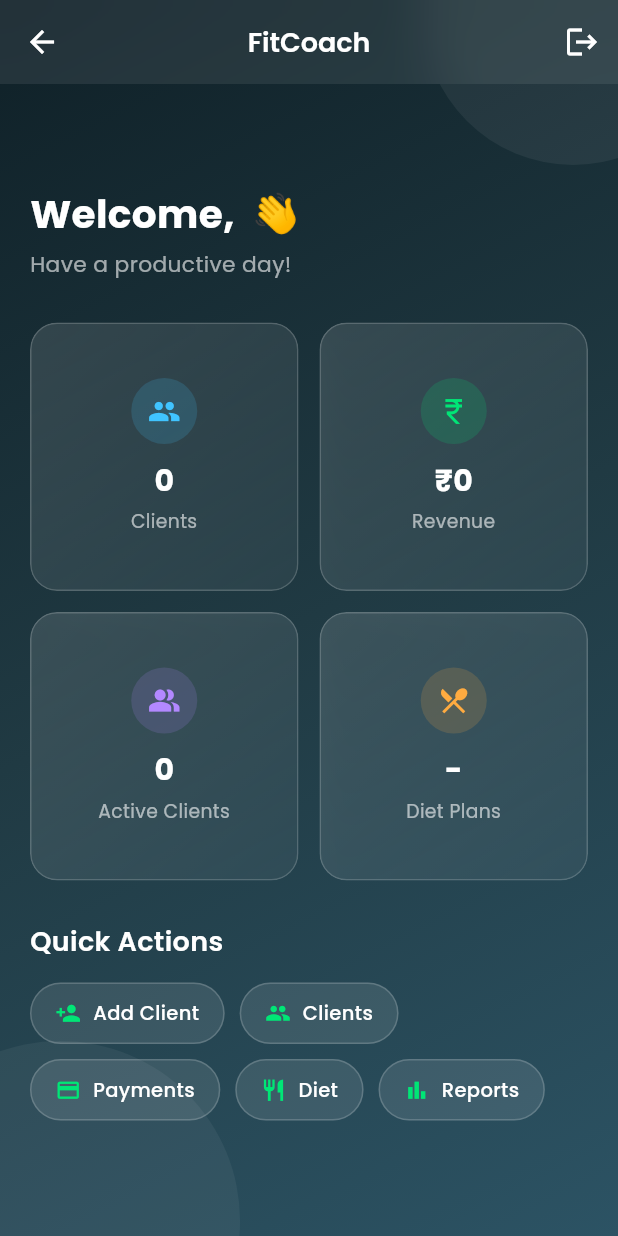
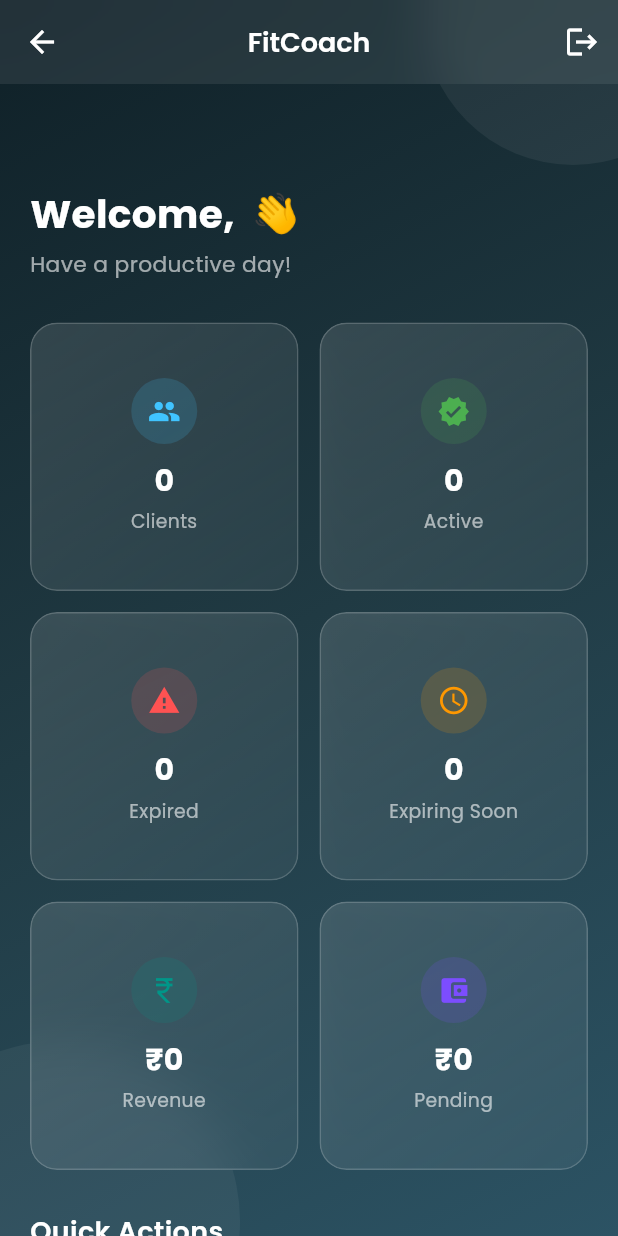
Before and after one commit to varunjavali/FitCoach, a Flutter app: the DashboardScreen screen opened by its route, on a phone screen of 412 x 824 dp. Run offline on Flutter 3.47's test engine with Material 3 defaults, Android fonts, the phone set to English and light mode, and no system bars; our stand-ins replace audioplayers, cached_network_image, dio, fl_chart, flutter_animate, flutter_secure_storage and 7 more; missing offline and left inert: record; accounts and stored records are empty; network calls fail.

Commit message:
membership update 3

```diff
--- /dev/null
+++ b/mobile/lib/models/dashboard_model.dart
@@ -0,0 +1,28 @@
+class DashboardModel {
+  final int totalClients;
+  final int activeMembers;
+  final int expiredMembers;
+  final double totalRevenue;
+  final double pendingBalance;
+  final int expiringSoon;
+
+  DashboardModel({
+    required this.totalClients,
+    required this.activeMembers,
+    required this.expiredMembers,
+    required this.totalRevenue,
+    required this.pendingBalance,
+    required this.expiringSoon,
+  });
+
+  factory DashboardModel.fromJson(Map<String, dynamic> json) {
+    return DashboardModel(
+      totalClients: json["totalClients"] ?? 0,
+      activeMembers: json["activeMembers"] ?? 0,
+      expiredMembers: json["expiredMembers"] ?? 0,
+      totalRevenue: (json["totalRevenue"] ?? 0).toDouble(),
+      pendingBalance: (json["pendingBalance"] ?? 0).toDouble(),
+      expiringSoon: json["expiringSoon"] ?? 0,
+    );
+  }
+}
--- a/mobile/lib/screens/dashboard/dashboard_screen.dart
+++ b/mobile/lib/screens/dashboard/dashboard_screen.dart
@@ -6,6 +6,7 @@
 
 import '../../models/client_model.dart';
 import '../../services/client_service.dart';
+import '../../services/dashboard_service.dart';
 import '../clients/client_list_screen.dart';
 
 class DashboardScreen extends StatefulWidget {
@@ -17,7 +18,18 @@
 
 class _DashboardScreenState extends State<DashboardScreen> {
   String trainerName = "";
-  int clientCount = 0;
+
+  int totalClients = 0;
+  int activeMembers = 0;
+  int expiredMembers = 0;
+  int expiringSoon = 0;
+
+  double monthlyRevenue = 0;
+  double pendingPayments = 0;
+
+  bool isLoading = true;
+
+  final DashboardService dashboardService = DashboardService();
 
   final ClientService clientService = ClientService();
 
@@ -28,11 +40,7 @@
   static const _bgGradient = LinearGradient(
     begin: Alignment.topLeft,
     end: Alignment.bottomRight,
-    colors: [
-      Color(0xff0F2027),
-      Color(0xff203A43),
-      Color(0xff2C5364),
-    ],
+    colors: [Color(0xff0F2027), Color(0xff203A43), Color(0xff2C5364)],
   );
 
   static final Color _accent = Colors.greenAccent.shade400;
@@ -47,18 +55,27 @@
     try {
       final prefs = await SharedPreferences.getInstance();
 
-      trainerName = prefs.getString("trainerName") ?? "Trainer";
-
       final token = prefs.getString("token");
 
-      if (token != null) {
-        final List<ClientModel> clients = await clientService.getClients(token);
+      if (token == null) return;
 
-        clientCount = clients.length;
-      }
+      final data = await dashboardService.getDashboard(token);
+      debugPrint("Dashboard API: $data");
+
+      trainerName = data["trainerName"] ?? "Trainer";
+
+      totalClients = data["totalClients"] ?? 0;
+      activeMembers = data["activeMembers"] ?? 0;
+      expiredMembers = data["expiredMembers"] ?? 0;
+      expiringSoon = data["expiringSoon"] ?? 0;
+
+      monthlyRevenue = (data["monthlyRevenue"] ?? 0).toDouble();
+      pendingPayments = (data["pendingPayments"] ?? 0).toDouble();
 
       if (mounted) {
-        setState(() {});
+        setState(() {
+          isLoading = false;
+        });
       }
     } catch (e) {
       debugPrint(e.toString());
@@ -143,10 +160,7 @@
             const SizedBox(height: 4),
             Text(
               title,
-              style: GoogleFonts.poppins(
-                fontSize: 12.5,
-                color: Colors.white60,
-              ),
+              style: GoogleFonts.poppins(fontSize: 12.5, color: Colors.white60),
               textAlign: TextAlign.center,
               maxLines: 1,
               overflow: TextOverflow.ellipsis,
@@ -233,7 +247,6 @@
       ),
       body: Stack(
         children: [
-
           Container(
             width: double.infinity,
             height: double.infinity,
@@ -299,40 +312,53 @@
                     const SizedBox(height: 28),
 
                     GridView.count(
-                      physics: const NeverScrollableScrollPhysics(),
-                      shrinkWrap: true,
                       crossAxisCount: 2,
                       crossAxisSpacing: 14,
                       mainAxisSpacing: 14,
                       childAspectRatio: 1.0,
+                      shrinkWrap: true,
+                      physics: const NeverScrollableScrollPhysics(),
                       children: [
                         dashboardCard(
                           title: "Clients",
-                          value: clientCount.toString(),
+                          value: totalClients.toString(),
                           icon: Icons.people,
-                          color: Colors.lightBlueAccent.shade200,
-                          onTap: openClients,
+                          color: Colors.lightBlueAccent,
+                        ),
+
+                        dashboardCard(
+                          title: "Active",
+                          value: activeMembers.toString(),
+                          icon: Icons.verified,
+                          color: Colors.green,
+                        ),
+
+                        dashboardCard(
+                          title: "Expired",
+                          value: expiredMembers.toString(),
+                          icon: Icons.warning,
+                          color: Colors.redAccent,
+                        ),
+
+                        dashboardCard(
+                          title: "Expiring Soon",
+                          value: expiringSoon.toString(),
+                          icon: Icons.schedule,
+                          color: Colors.orange,
                         ),
 
                         dashboardCard(
                           title: "Revenue",
-                          value: "₹0",
+                          value: "₹${monthlyRevenue.toStringAsFixed(0)}",
                           icon: Icons.currency_rupee,
-                          color: _accent,
+                          color: Colors.teal,
                         ),
 
                         dashboardCard(
-                          title: "Active Clients",
-                          value: clientCount.toString(),
-                          icon: Icons.people_alt,
-                          color: Colors.deepPurpleAccent.shade100,
-                        ),
-
-                        dashboardCard(
-                          title: "Diet Plans",
-                          value: "-",
-                          icon: Icons.restaurant_menu,
-                          color: Colors.orangeAccent.shade200,
+                          title: "Pending",
+                          value: "₹${pendingPayments.toStringAsFixed(0)}",
+                          icon: Icons.account_balance_wallet,
+                          color: Colors.deepPurpleAccent,
                         ),
                       ],
                     ),
```
Also changed, not shown: 1 other file.
